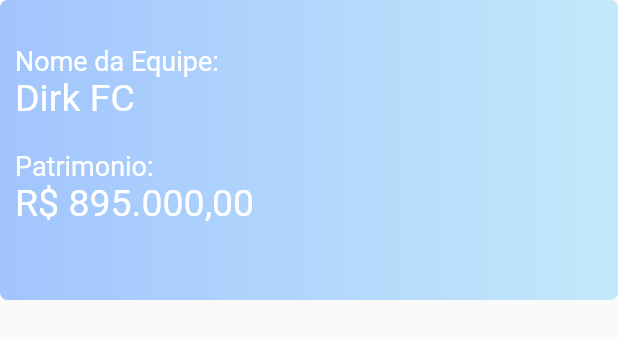
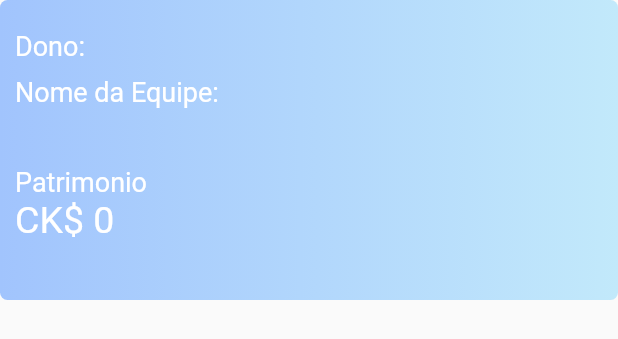
Before and after one commit to dikdudu/dkfifa, a Flutter app: the CardWidget widget shown alone on an empty page, opened directly, on a phone screen of 412 x 824 dp. Shown: the top 339 px of the screen. Run offline on Flutter 3.47's test engine with Material 2 defaults, Android fonts, the phone set to English and light mode, and no system bars; our stand-ins replace cloud_firestore, firebase_auth, firebase_core, flutter_mobx, flutter_modular, mobx; accounts and stored records are empty; generated files the repository leaves out were written again; network calls fail.

Commit message:
implement module team

```diff
--- a/lib/app/app_module.dart
+++ b/lib/app/app_module.dart
@@ -5,6 +5,8 @@ import 'package:cadu_fifa/app/shared/auth/repositories/auth_repository_interface
 import 'package:flutter_modular/flutter_modular.dart';
 import 'package:flutter/material.dart';
 import 'package:cadu_fifa/app/app_widget.dart';
+
+import 'modules/home/home_module.dart';
 
 class AppModule extends MainModule {
   @override
@@ -16,6 +18,7 @@ class AppModule extends MainModule {
   @override
   List<ModularRouter> get routers => [
         ModularRouter(Modular.initialRoute, module: LoginModule()),
+        ModularRouter('/home', module: HomeModule()),
       ];
 
   @override
--- a/lib/app/modules/home/submodules/team/components/card_widget.dart
+++ b/lib/app/modules/home/submodules/team/components/card_widget.dart
@@ -1,6 +1,15 @@
+import 'package:cadu_fifa/app/modules/home/submodules/team/team_controller.dart';
 import 'package:flutter/material.dart';
+import 'package:flutter_mobx/flutter_mobx.dart';
 
-class CardWidget extends StatelessWidget {
+class CardWidget extends StatefulWidget {
+  @override
+  _CardWidgetState createState() => _CardWidgetState();
+}
+
+class _CardWidgetState extends State<CardWidget> {
+  TeamController controller = TeamController();
+
   @override
   Widget build(BuildContext context) {
     return Container(
@@ -17,30 +26,55 @@ class CardWidget extends StatelessWidget {
             padding: EdgeInsets.all(10),
             height: 200,
             width: 500,
-            child: Column(
+            child: Observer(
+              builder: (_) {
+                return controller.isLoading
+                    ? Center(
+                        child: CircularProgressIndicator(
+                            backgroundColor: Colors.white),
+                      )
+                    : Column(
                         crossAxisAlignment: CrossAxisAlignment.start,
                         children: [
-                SizedBox(height: 20),
+                          SizedBox(height: 10),
+                          Row(
+                            children: [
+                              Text(
+                                "Dono:",
+                                style: TextStyle(
+                                    fontSize: 18, color: Colors.white),
+                              ),
+                              SizedBox(width: 10),
+                              Text(
+                                controller.user.name,
+                                style: TextStyle(
+                                    fontSize: 18, color: Colors.white),
+                              ),
+                            ],
+                          ),
+                          SizedBox(height: 10),
                           Text(
                             "Nome da Equipe:",
                             style: TextStyle(fontSize: 18, color: Colors.white),
                           ),
                           SizedBox(width: 10),
                           Text(
-                  "Dirk FC",
+                            controller.team.name,
                             style: TextStyle(fontSize: 25, color: Colors.white),
                           ),
-                SizedBox(height: 20),
+                          SizedBox(height: 10),
                           Text(
-                  "Patrimonio:",
+                            'Patrimonio',
                             style: TextStyle(fontSize: 18, color: Colors.white),
                           ),
                           SizedBox(width: 10),
                           Text(
-                  "R\$ 895.000,00",
+                            'CK\$ ${controller.team.patrimonio.toString()}',
                             style: TextStyle(fontSize: 25, color: Colors.white),
                           ),
                         ],
+                      );
+              },
             ),
           )
         ],
--- /dev/null
+++ b/lib/app/modules/home/submodules/team/models/team_model.dart
@@ -0,0 +1,22 @@
+import 'package:cloud_firestore/cloud_firestore.dart';
+
+class TeamModel {
+  String id;
+  String name;
+  int patrimonio;
+  String dono;
+
+  TeamModel({
+    this.id,
+    this.name,
+    this.patrimonio,
+    this.dono,
+  });
+
+  TeamModel.fromDocument(DocumentSnapshot document) {
+    id = document.id;
+    name = document.data()['name'] as String;
+    patrimonio = document.data()['patrimonio'];
+    dono = document.data()['dono'];
+  }
+}
--- a/lib/app/modules/home/submodules/team/pages/players_page.dart
+++ b/lib/app/modules/home/submodules/team/pages/players_page.dart
@@ -121,7 +121,7 @@ class PlayerPage extends StatelessWidget {
                       );
                     },
                     separatorBuilder: (context, index) => Divider(height: 40),
-                    itemCount: 10,
+                    itemCount: 2,
                     shrinkWrap: true,
                     controller: ScrollController(keepScrollOffset: false),
                   ),
--- /dev/null
+++ b/lib/app/modules/home/submodules/team/repositories/team_repository.dart
@@ -0,0 +1,15 @@
+import 'package:cadu_fifa/app/modules/home/submodules/team/models/team_model.dart';
+import 'package:cloud_firestore/cloud_firestore.dart';
+
+class TeamRepository {
+  TeamModel team;
+
+  Future catchTeam(String teamUser) async {
+    final DocumentSnapshot docTeam = await FirebaseFirestore.instance
+        .collection('teams')
+        .doc(teamUser)
+        .get();
+    team = TeamModel.fromDocument(docTeam);
+    return team;
+  }
+}
--- a/lib/app/modules/home/submodules/team/team_controller.dart
+++ b/lib/app/modules/home/submodules/team/team_controller.dart
@@ -1,5 +1,10 @@
+import 'package:cadu_fifa/app/modules/home/submodules/team/repositories/team_repository.dart';
+import 'package:cadu_fifa/app/modules/login/models/user_model.dart';
+import 'package:cadu_fifa/app/shared/auth/repositories/auth_repository_interface.dart';
 import 'package:mobx/mobx.dart';
 import 'package:flutter_modular/flutter_modular.dart';
+
+import 'models/team_model.dart';
 
 part 'team_controller.g.dart';
 
@@ -7,11 +12,35 @@ part 'team_controller.g.dart';
 class TeamController = _TeamControllerBase with _$TeamController;
 
 abstract class _TeamControllerBase with Store {
+  final IAuthRepository _authRepository = Modular.get();
+  final TeamRepository _teamRepository = TeamRepository();
+
+  _TeamControllerBase() {
+    autorun((_) {
+      getUser();
+    });
+  }
+
   @observable
-  int value = 0;
+  UserModel user;
+
+  @observable
+  TeamModel team;
+
+  @observable
+  bool isLoading = false;
 
   @action
-  void increment() {
-    value++;
+  Future getUser() async {
+    isLoading = true;
+    user = await _authRepository.loadCurrentUser();
+    await getTeam(user.team);
+    isLoading = false;
+  }
+
+  @action
+  Future getTeam(teamUser) async {
+    team = await _teamRepository.catchTeam(teamUser);
+    print(team.patrimonio);
   }
 }
--- a/lib/app/modules/login/login_page.dart
+++ b/lib/app/modules/login/login_page.dart
@@ -95,7 +95,10 @@ class _LoginPageState extends ModularState<LoginPage, LoginController> {
                                         ),
                                       );
                                     },
-                                    onSucess: () {},
+                                    onSucess: () {
+                                      Navigator.of(context)
+                                          .pushReplacementNamed('/home');
+                                    },
                                   );
                                 }
                               },
--- a/lib/app/modules/login/models/user_model.dart
+++ b/lib/app/modules/login/models/user_model.dart
@@ -1,6 +1,26 @@
+import 'package:cloud_firestore/cloud_firestore.dart';
+
 class UserModel {
+  String id;
   String email;
+  String name;
+  String team;
   String password;
 
-  UserModel({this.email, this.password});
+  UserModel({this.id, this.email, this.name, this.password, this.team});
+
+  UserModel.fromDocument(DocumentSnapshot document) {
+    id = document.id;
+    name = document.data()['name'] as String;
+    email = document.data()['email'] as String;
+    team = document.data()['team'] as String;
+  }
+
+  Map<String, dynamic> toMap() {
+    return {
+      'name': name,
+      'email': email,
+      'team': team,
+    };
+  }
 }
--- a/lib/app/shared/auth/repositories/auth_repository.dart
+++ b/lib/app/shared/auth/repositories/auth_repository.dart
@@ -1,23 +1,46 @@
 import 'package:cadu_fifa/app/modules/login/helpers/firebase_errors.dart';
 import 'package:cadu_fifa/app/modules/login/models/user_model.dart';
 import 'package:cadu_fifa/app/shared/auth/repositories/auth_repository_interface.dart';
+import 'package:cloud_firestore/cloud_firestore.dart';
 import 'package:firebase_auth/firebase_auth.dart';
 
 class AuthRepository implements IAuthRepository {
   // final GoogleSignIn _googleSignIn = GoogleSignIn();
   // final FirebaseAuth _auth = FirebaseAuth.instance;
 
+  AuthRepository() {
+    loadCurrentUser();
+  }
+
   final FirebaseAuth auth = FirebaseAuth.instance;
+
+  UserModel user;
 
   @override
   Future singIn(UserModel user, Function onFail, Function onSucess) async {
     try {
       final result = await auth.signInWithEmailAndPassword(
-          email: user.email, password: user.password);
+        email: user.email,
+        password: user.password,
+      );
+      await loadCurrentUser(firebaseUser: result.user);
 
       onSucess();
     } catch (e) {
       onFail(getErrorString(e.code));
     }
   }
+
+  @override
+  Future loadCurrentUser({var firebaseUser}) async {
+    var currentUser = firebaseUser ?? auth.currentUser;
+    if (currentUser != null) {
+      final DocumentSnapshot docUser = await FirebaseFirestore.instance
+          .collection('users')
+          .doc(currentUser.uid)
+          .get();
+      user = UserModel.fromDocument(docUser);
+      return user;
+    }
+  }
 }
--- a/lib/app/shared/auth/repositories/auth_repository_interface.dart
+++ b/lib/app/shared/auth/repositories/auth_repository_interface.dart
@@ -1,5 +1,6 @@
 import 'package:cadu_fifa/app/modules/login/models/user_model.dart';
 
 abstract class IAuthRepository {
-  Future<void> singIn(UserModel user, Function onFail, Function onSucess);
+  Future singIn(UserModel user, Function onFail, Function onSucess);
+  Future loadCurrentUser();
 }
```
Also changed, not shown: lib/app/modules/login/login_controller.dart (+3 -5 lines), lib/app/modules/home/submodules/team/team_controller.g.dart, lib/app/modules/login/login_controller.g.dart. Lines whose indentation alone changed are shown as unchanged.
